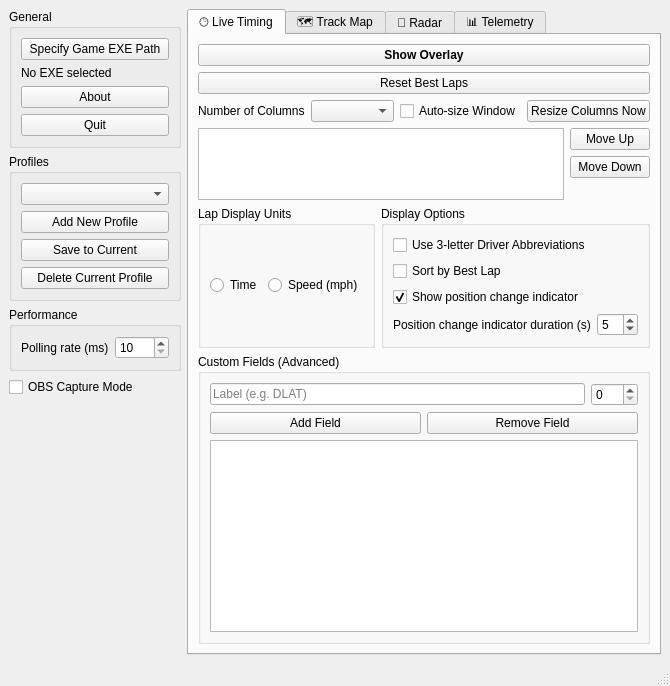
This is icr2timing/ui/control_panel.ui in skchow03/icr2tools as Qt 5 draws it before an edit. The edited form follows.
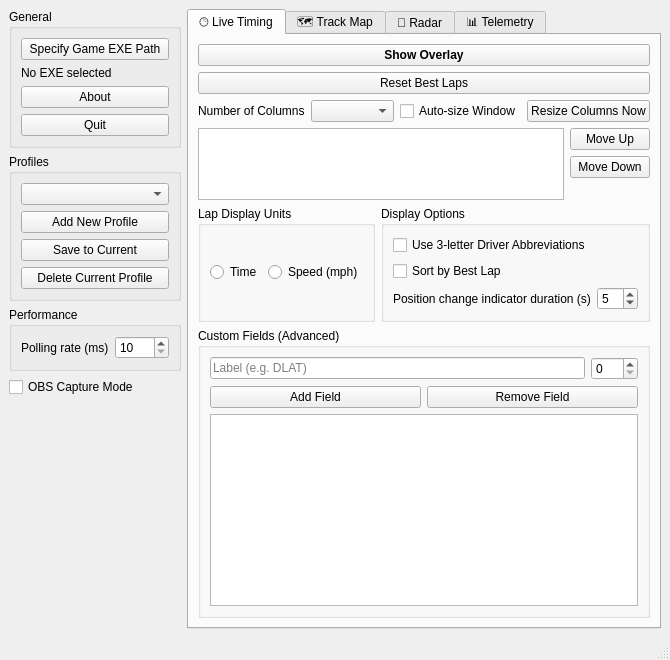
This is the edited form. The open tabs and pages were chosen to show the change.

Commit message: Allow reordering the position change indicator column

```diff
--- a/icr2timing/ui/control_panel.ui
+++ b/icr2timing/ui/control_panel.ui
@@ -343,16 +343,6 @@
                  </property>
                 </widget>
                </item>
-               <item>
-                <widget class="QCheckBox" name="cbShowPositionChanges">
-                 <property name="text">
-                  <string>Show position change indicator</string>
-                 </property>
-                 <property name="checked">
-                  <bool>true</bool>
-                 </property>
-                </widget>
-               </item>
                <item>
                 <layout class="QHBoxLayout" name="positionIndicatorLayout">
                  <item>
```
The commit also changes 3 other files.
